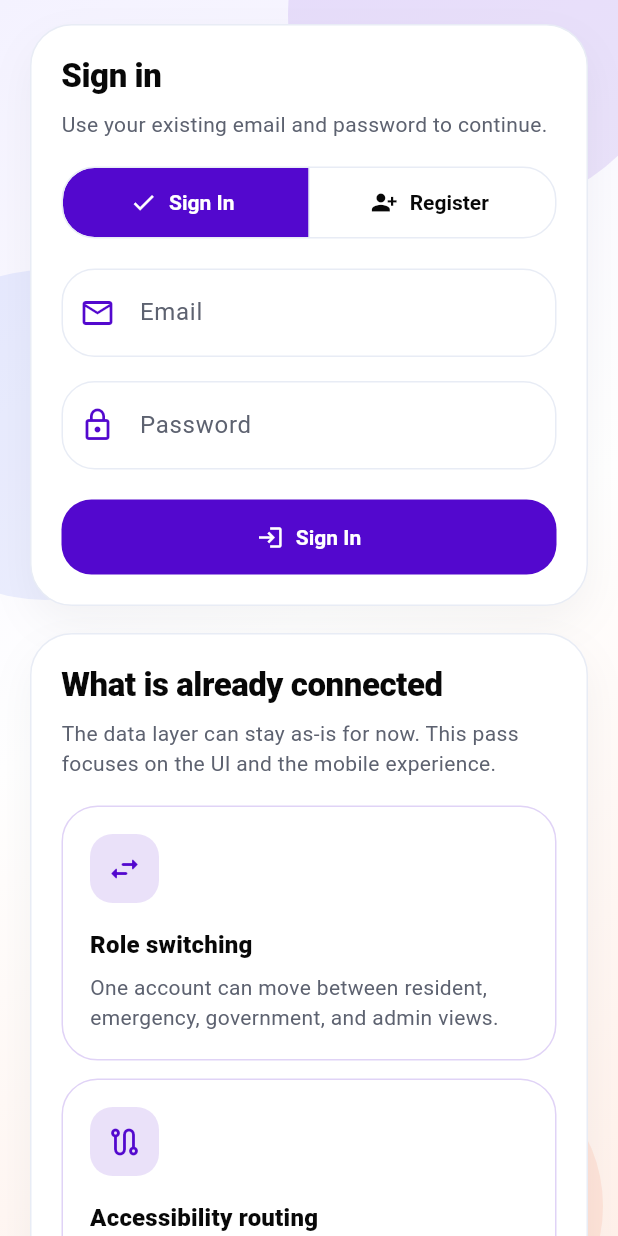
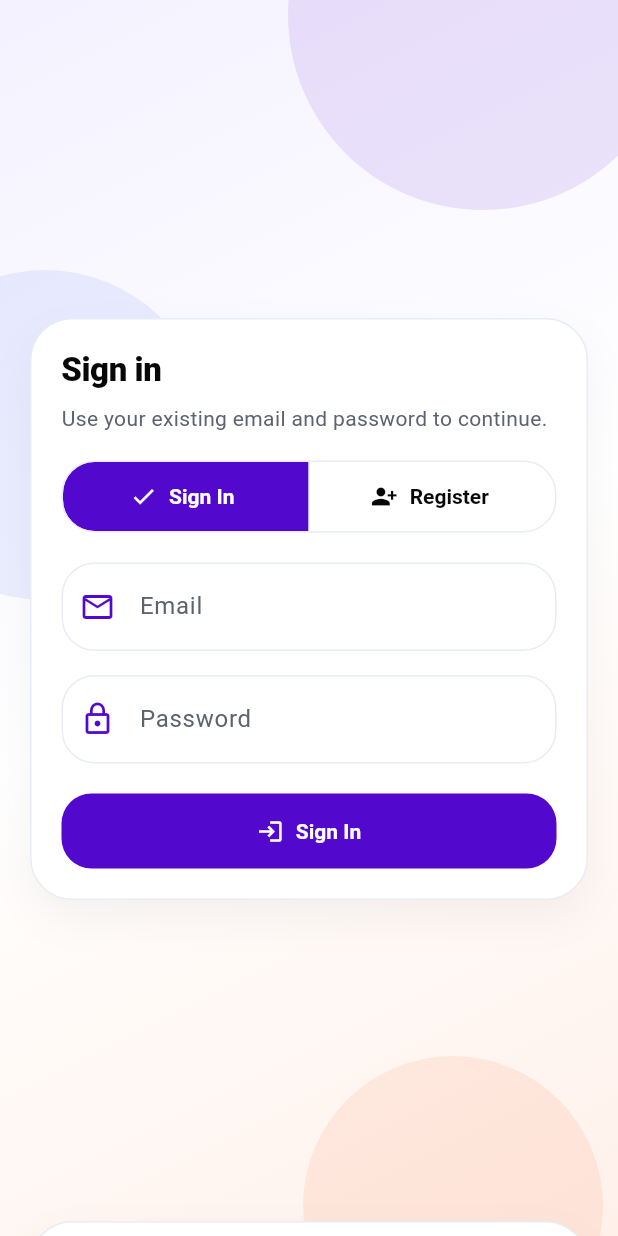
Before and after one commit to akdauletov-daniyar/nis-hack, a Flutter app: the screen it shows after launch, on a phone screen of 412 x 824 dp. Run offline on Flutter 3.47's test engine with Material 3 defaults, Android fonts, the phone set to English and light mode, and no system bars; our stand-ins replace flutter_riverpod, google_maps_flutter, supabase_flutter; accounts and stored records are empty.

Commit message:
dropwdown fixes and the auth page

```diff
--- a/mobile_version/hackathon_taraz/lib/features/auth/auth_gate.dart
+++ b/mobile_version/hackathon_taraz/lib/features/auth/auth_gate.dart
@@ -69,21 +69,14 @@ class _AuthPageState extends ConsumerState<AuthPage> {
   @override
   Widget build(BuildContext context) {
     final controller = ref.watch(appControllerProvider);
-    final theme = Theme.of(context);
+    final viewportHeight =
+        MediaQuery.of(context).size.height -
+        MediaQuery.of(context).padding.vertical;
+    final authSectionMinHeight = viewportHeight > 44
+        ? viewportHeight - 44
+        : 0.0;
 
-    return Scaffold(
-      backgroundColor: Colors.transparent,
-      body: PulseBackdrop(
-        child: SafeArea(
-          child: Center(
-            child: SingleChildScrollView(
-              padding: const EdgeInsets.fromLTRB(20, 16, 20, 28),
-              child: ConstrainedBox(
-                constraints: const BoxConstraints(maxWidth: 560),
-                child: Column(
-                  crossAxisAlignment: CrossAxisAlignment.stretch,
-                  children: [
-                    PulseSectionCard(
+    final authCard = PulseSectionCard(
       title: _isRegisterMode ? 'Create account' : 'Sign in',
       subtitle: _isRegisterMode
           ? 'Residents can register with email, phone, and district details.'
@@ -143,8 +136,7 @@ class _AuthPageState extends ConsumerState<AuthPage> {
                       fullName: _nameController.text,
                       phone: _phoneController.text,
                       email: _registerEmailController.text,
-                                      password:
-                                          _registerPasswordController.text,
+                      password: _registerPasswordController.text,
                       district: _selectedDistrict,
                     );
               },
@@ -165,13 +157,32 @@ class _AuthPageState extends ConsumerState<AuthPage> {
             ),
         ],
       ),
+    );
+
+    return Scaffold(
+      backgroundColor: Colors.transparent,
+      body: PulseBackdrop(
+        child: SafeArea(
+          child: Center(
+            child: SingleChildScrollView(
+              padding: const EdgeInsets.fromLTRB(20, 16, 20, 28),
+              child: ConstrainedBox(
+                constraints: const BoxConstraints(maxWidth: 560),
+                child: Column(
+                  crossAxisAlignment: CrossAxisAlignment.stretch,
+                  children: [
+                    ConstrainedBox(
+                      constraints: BoxConstraints(
+                        minHeight: authSectionMinHeight,
+                      ),
+                      child: Center(child: authCard),
                     ),
                     const SizedBox(height: 18),
-                    PulseSectionCard(
+                    const PulseSectionCard(
                       title: 'What is already connected',
                       subtitle:
                           'The data layer can stay as-is for now. This pass focuses on the UI and the mobile experience.',
-                      child: const PulseWrapGrid(
+                      child: PulseWrapGrid(
                         minItemWidth: 180,
                         children: [
                           PulseActionTile(
@@ -196,13 +207,6 @@ class _AuthPageState extends ConsumerState<AuthPage> {
                       ),
                     ),
                     const SizedBox(height: 18),
-                    Text(
-                      'Palette source: `app_constants.dart`',
-                      textAlign: TextAlign.center,
-                      style: theme.textTheme.bodySmall?.copyWith(
-                        color: theme.colorScheme.onSurfaceVariant,
-                      ),
-                    ),
                   ],
                 ),
               ),
--- a/mobile_version/hackathon_taraz/lib/shared/widgets/pulse_ui.dart
+++ b/mobile_version/hackathon_taraz/lib/shared/widgets/pulse_ui.dart
@@ -296,6 +296,7 @@ class PulseSectionCard extends StatelessWidget {
       child: Padding(
         padding: const EdgeInsets.all(20),
         child: Column(
+          mainAxisSize: MainAxisSize.min,
           crossAxisAlignment: CrossAxisAlignment.start,
           children: [
             LayoutBuilder(
```
Also changed, not shown: mobile_version/hackathon_taraz/lib/features/shell/role_shell.dart (+23 -2 lines). Lines whose indentation alone changed are shown as unchanged.
